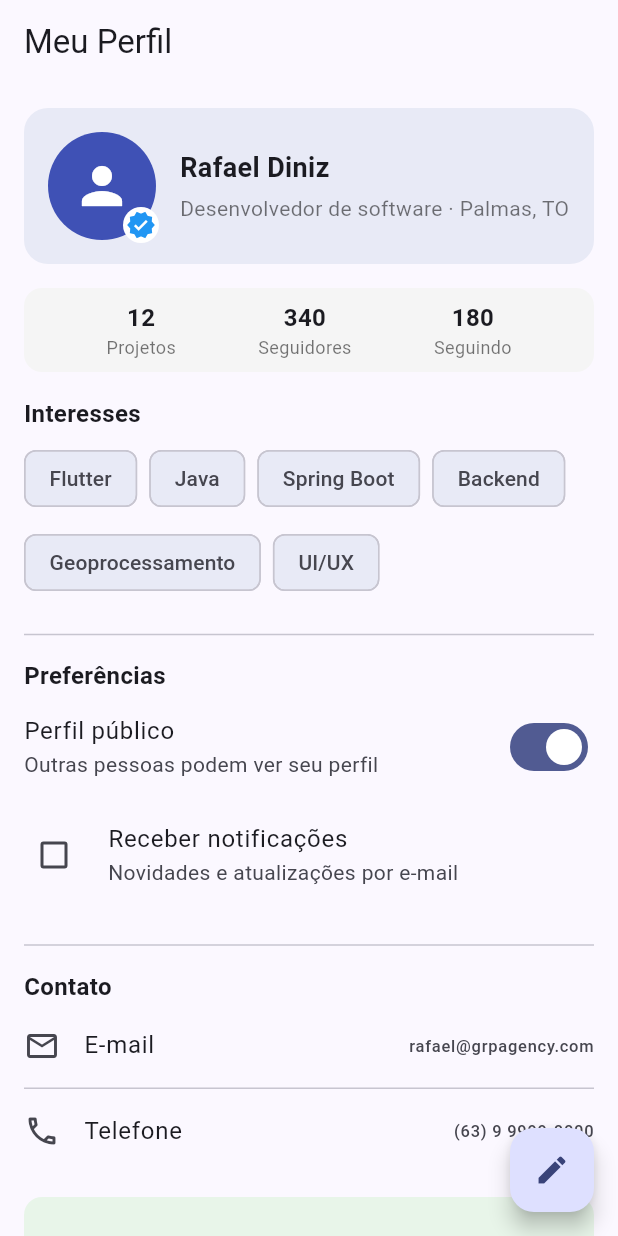
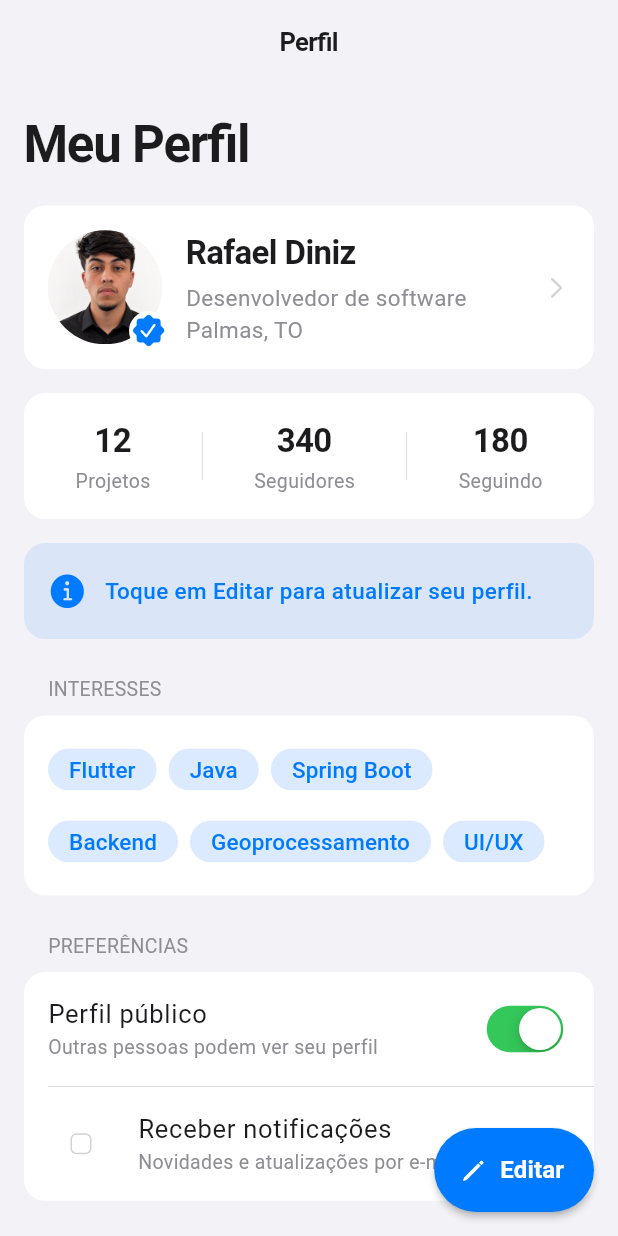
Before and after one commit to rafaelsdiniz/Aula04-Redes-Moveis, a Flutter app: the screen it shows after launch, on a phone screen of 412 x 824 dp. Run offline on Flutter 3.47's test engine with Material 3 defaults, Android fonts, the phone set to English and light mode, and no system bars.

Commit message:
Tela de perfil

```diff
--- a/lib/main.dart
+++ b/lib/main.dart
@@ -6,10 +6,6 @@ void main() {
   runApp(const PerfilApp());
 }
 
-/// Aplicativo da Atividade Aula 04 - Perfil de Usuário.
-///
-/// Como o app possui uma única tela, ela é definida diretamente em `home:`
-/// do [MaterialApp], sem necessidade de rotas nomeadas.
 class PerfilApp extends StatelessWidget {
   const PerfilApp({super.key});
 
@@ -19,8 +15,11 @@ class PerfilApp extends StatelessWidget {
       title: 'Perfil de Usuário',
       debugShowCheckedModeBanner: false,
       theme: ThemeData(
-        colorSchemeSeed: Colors.indigo,
         useMaterial3: true,
+        colorSchemeSeed: const Color(0xFF007AFF),
+        scaffoldBackgroundColor: const Color(0xFFF2F2F7),
+        platform: TargetPlatform.iOS,
+        splashFactory: NoSplash.splashFactory,
       ),
       home: const TelaPerfil(),
     );
--- a/lib/telas/tela_perfil.dart
+++ b/lib/telas/tela_perfil.dart
@@ -1,14 +1,6 @@
+import 'package:flutter/cupertino.dart' show CupertinoIcons;
 import 'package:flutter/material.dart';
 
-/// Tela de Perfil de Usuário
-///
-/// Atividade Aula 04 - Programação para Dispositivos Móveis I
-/// Cobre as 4 fases pedidas:
-///  Fase 1 - SafeArea, SingleChildScrollView, Padding/SizedBox consistentes
-///  Fase 2 - Container+BoxDecoration, Stack, Row (Expanded/Spacer), Wrap
-///  Fase 3 - StatefulWidget, SwitchListTile, CheckboxListTile,
-///           FloatingActionButton, AnimatedContainer
-///  Fase 4 - ListTile, Divider, const
 class TelaPerfil extends StatefulWidget {
   const TelaPerfil({super.key});
 
@@ -17,18 +9,25 @@ class TelaPerfil extends StatefulWidget {
 }
 
 class _TelaPerfilState extends State<TelaPerfil> {
-  // ---- Estado da tela (Fase 3) ----
   bool _perfilPublico = true;
   bool _receberNotificacoes = false;
   bool _modoEdicao = false;
 
-  // Espaçamento único usado na tela inteira (Fase 1 - "repare no detalhe")
   static const double _espacamento = 16;
+
+  static const Color _fundo = Color(0xFFF2F2F7);
+  static const Color _cartao = Colors.white;
+  static const Color _azul = Color(0xFF007AFF);
+  static const Color _verde = Color(0xFF34C759);
+  static const Color _laranja = Color(0xFFFF9500);
+  static const Color _texto = Color(0xFF1C1C1E);
+  static const Color _textoSecundario = Color(0xFF8E8E93);
+  static const Color _separador = Color(0xFFD1D1D6);
+  static const double _raio = 14;
 
   void _alternarModoEdicao() {
     setState(() {
       _modoEdicao = !_modoEdicao;
-      // Efeito visível do FAB: ao sair do modo edição, desliga notificações.
       if (!_modoEdicao) {
         _receberNotificacoes = false;
       }
@@ -38,40 +37,71 @@ class _TelaPerfilState extends State<TelaPerfil> {
   @override
   Widget build(BuildContext context) {
     return Scaffold(
+      backgroundColor: _fundo,
       appBar: AppBar(
-        title: const Text('Meu Perfil'),
+        backgroundColor: _fundo,
+        surfaceTintColor: Colors.transparent,
+        elevation: 0,
+        scrolledUnderElevation: 0,
+        centerTitle: true,
+        title: const Text(
+          'Perfil',
+          style: TextStyle(
+            fontSize: 17,
+            fontWeight: FontWeight.w600,
+            color: _texto,
+            letterSpacing: -0.4,
           ),
-      // ---- Fase 3: FloatingActionButton com efeito visível ----
-      floatingActionButton: FloatingActionButton(
+        ),
+      ),
+      floatingActionButton: FloatingActionButton.extended(
         onPressed: _alternarModoEdicao,
         tooltip: _modoEdicao ? 'Concluir edição' : 'Editar perfil',
-        child: Icon(_modoEdicao ? Icons.check : Icons.edit),
+        backgroundColor: _modoEdicao ? _verde : _azul,
+        foregroundColor: Colors.white,
+        elevation: 2,
+        shape: const StadiumBorder(),
+        icon: Icon(
+          _modoEdicao ? CupertinoIcons.checkmark_alt : CupertinoIcons.pencil,
+          size: 20,
         ),
-      // ---- Fase 1: SafeArea envolvendo a área útil ----
+        label: Text(
+          _modoEdicao ? 'Concluir' : 'Editar',
+          style: const TextStyle(fontSize: 16, fontWeight: FontWeight.w600),
+        ),
+      ),
       body: SafeArea(
-        // ---- Fase 1: rolagem na raiz do corpo ----
         child: SingleChildScrollView(
-          // ---- Fase 1: Padding consistente ----
+          physics: const BouncingScrollPhysics(),
           padding: const EdgeInsets.all(_espacamento),
           child: Column(
             crossAxisAlignment: CrossAxisAlignment.stretch,
             children: [
+              const Text(
+                'Meu Perfil',
+                style: TextStyle(
+                  fontSize: 34,
+                  fontWeight: FontWeight.bold,
+                  color: _texto,
+                  letterSpacing: -0.8,
+                ),
+              ),
+              const SizedBox(height: _espacamento),
               _buildCartaoPerfil(),
               const SizedBox(height: _espacamento),
               _buildEstatisticas(),
               const SizedBox(height: _espacamento),
+              _buildBlocoAnimado(),
+              const SizedBox(height: _espacamento * 1.5),
+              _buildTituloSecao('Interesses'),
               _buildInteresses(),
-              const SizedBox(height: _espacamento),
-              const Divider(),
-              const SizedBox(height: _espacamento / 2),
+              const SizedBox(height: _espacamento * 1.5),
+              _buildTituloSecao('Preferências'),
               _buildPreferencias(),
-              const SizedBox(height: _espacamento),
-              const Divider(),
-              const SizedBox(height: _espacamento / 2),
+              const SizedBox(height: _espacamento * 1.5),
+              _buildTituloSecao('Contato'),
               _buildInformacoesContato(),
-              const SizedBox(height: _espacamento),
-              _buildBlocoAnimado(),
-              const SizedBox(height: _espacamento * 2),
+              const SizedBox(height: _espacamento * 5),
             ],
           ),
         ),
@@ -79,46 +109,72 @@ class _TelaPerfilState extends State<TelaPerfil> {
     );
   }
 
-  /// Fase 2: Container + BoxDecoration (cor de fundo e borderRadius) e
-  /// Stack sobrepondo um selo de "verificado" no avatar.
+  Widget _buildTituloSecao(String titulo) {
+    return Padding(
+      padding: const EdgeInsets.only(
+        left: _espacamento,
+        bottom: _espacamento / 2,
+      ),
+      child: Text(
+        titulo.toUpperCase(),
+        style: const TextStyle(
+          fontSize: 13,
+          color: _textoSecundario,
+          letterSpacing: 0.2,
+        ),
+      ),
+    );
+  }
+
+  BoxDecoration _decoracaoCartao() {
+    return BoxDecoration(
+      color: _cartao,
+      borderRadius: BorderRadius.circular(_raio),
+    );
+  }
+
+  Widget _buildSeparador() {
+    return const Divider(
+      height: 0.5,
+      thickness: 0.5,
+      indent: _espacamento,
+      color: _separador,
+    );
+  }
+
   Widget _buildCartaoPerfil() {
     return Container(
       padding: const EdgeInsets.all(_espacamento),
-      decoration: BoxDecoration(
-        color: Colors.indigo.shade50,
-        borderRadius: BorderRadius.circular(16),
-      ),
+      decoration: _decoracaoCartao(),
       child: Row(
         children: [
-          // ---- Fase 2: Stack sobrepondo camadas em 1 ponto da tela ----
           Stack(
             clipBehavior: Clip.none,
             children: [
               const CircleAvatar(
-                radius: 36,
-                backgroundColor: Colors.indigo,
-                child: Icon(Icons.person, size: 40, color: Colors.white),
+                radius: 38,
+                backgroundColor: _fundo,
+                backgroundImage: AssetImage('assets/imagens/foto_perfil.jpeg'),
               ),
               Positioned(
-                right: -2,
-                bottom: -2,
+                right: -4,
+                bottom: -4,
                 child: Container(
                   padding: const EdgeInsets.all(2),
                   decoration: const BoxDecoration(
-                    color: Colors.white,
+                    color: _cartao,
                     shape: BoxShape.circle,
                   ),
                   child: const Icon(
-                    Icons.verified,
-                    color: Colors.blue,
-                    size: 20,
+                    CupertinoIcons.checkmark_seal_fill,
+                    color: _azul,
+                    size: 22,
                   ),
                 ),
               ),
             ],
           ),
           const SizedBox(width: _espacamento),
-          // ---- Fase 2: Row usando Expanded ----
           Expanded(
             child: Column(
               crossAxisAlignment: CrossAxisAlignment.start,
@@ -126,35 +182,46 @@ class _TelaPerfilState extends State<TelaPerfil> {
               children: const [
                 Text(
                   'Rafael Diniz',
-                  style: TextStyle(fontSize: 18, fontWeight: FontWeight.bold),
+                  style: TextStyle(
+                    fontSize: 22,
+                    fontWeight: FontWeight.w600,
+                    color: _texto,
+                    letterSpacing: -0.4,
+                  ),
                 ),
                 SizedBox(height: 4),
                 Text(
-                  'Desenvolvedor de software · Palmas, TO',
-                  style: TextStyle(color: Colors.black54),
+                  'Desenvolvedor de software',
+                  style: TextStyle(fontSize: 15, color: _textoSecundario),
+                ),
+                Text(
+                  'Palmas, TO',
+                  style: TextStyle(fontSize: 15, color: _textoSecundario),
                 ),
               ],
             ),
           ),
+          const SizedBox(width: _espacamento / 2),
+          const Icon(CupertinoIcons.chevron_right, size: 18, color: _separador),
         ],
       ),
     );
   }
 
-  /// Fase 2: Row com Expanded e Spacer distribuindo estatísticas.
   Widget _buildEstatisticas() {
     return Container(
-      padding: const EdgeInsets.symmetric(vertical: _espacamento / 2),
-      decoration: BoxDecoration(
-        color: Colors.grey.shade100,
-        borderRadius: BorderRadius.circular(12),
-      ),
+      padding: const EdgeInsets.symmetric(vertical: _espacamento),
+      decoration: _decoracaoCartao(),
       child: Row(
         children: [
           const Spacer(),
           _buildEstatisticaItem('12', 'Projetos'),
           const Spacer(),
+          _buildDivisorVertical(),
+          const Spacer(),
           _buildEstatisticaItem('340', 'Seguidores'),
+          const Spacer(),
+          _buildDivisorVertical(),
           const Spacer(),
           _buildEstatisticaItem('180', 'Seguindo'),
           const Spacer(),
@@ -163,20 +230,32 @@ class _TelaPerfilState extends State<TelaPerfil> {
     );
   }
 
+  Widget _buildDivisorVertical() {
+    return Container(width: 0.5, height: 32, color: _separador);
+  }
+
   Widget _buildEstatisticaItem(String valor, String rotulo) {
     return Column(
       mainAxisSize: MainAxisSize.min,
       children: [
         Text(
           valor,
-          style: const TextStyle(fontSize: 16, fontWeight: FontWeight.bold),
+          style: const TextStyle(
+            fontSize: 22,
+            fontWeight: FontWeight.w700,
+            color: _texto,
+            letterSpacing: -0.4,
           ),
-        Text(rotulo, style: const TextStyle(fontSize: 12, color: Colors.black54)),
+        ),
+        const SizedBox(height: 2),
+        Text(
+          rotulo,
+          style: const TextStyle(fontSize: 13, color: _textoSecundario),
+        ),
       ],
     );
   }
 
-  /// Fase 2: Wrap com 3 ou mais etiquetas que quebram de linha.
   Widget _buildInteresses() {
     const interesses = [
       'Flutter',
@@ -187,43 +266,52 @@ class _TelaPerfilState extends State<TelaPerfil> {
       'UI/UX',
     ];
 
-    return Column(
-      crossAxisAlignment: CrossAxisAlignment.start,
-      children: [
-        const Text(
-          'Interesses',
-          style: TextStyle(fontWeight: FontWeight.bold, fontSize: 16),
-        ),
-        const SizedBox(height: _espacamento / 2),
-        Wrap(
+    return Container(
+      padding: const EdgeInsets.all(_espacamento),
+      decoration: _decoracaoCartao(),
+      child: Wrap(
         spacing: 8,
         runSpacing: 8,
         children: interesses
             .map(
               (item) => Chip(
                 label: Text(item),
-                  backgroundColor: Colors.indigo.shade50,
+                labelStyle: const TextStyle(
+                  color: _azul,
+                  fontSize: 15,
+                  fontWeight: FontWeight.w500,
+                ),
+                backgroundColor: _azul.withValues(alpha: 0.12),
+                side: BorderSide.none,
+                shape: const StadiumBorder(),
+                padding: const EdgeInsets.symmetric(horizontal: 6),
+                visualDensity: VisualDensity.compact,
               ),
             )
             .toList(),
       ),
-      ],
     );
   }
 
-  /// Fase 3: SwitchListTile e CheckboxListTile respondendo ao toque.
   Widget _buildPreferencias() {
-    return Column(
-      crossAxisAlignment: CrossAxisAlignment.start,
+    return Container(
+      decoration: _decoracaoCartao(),
+      child: Column(
         children: [
-        const Text(
-          'Preferências',
-          style: TextStyle(fontWeight: FontWeight.bold, fontSize: 16),
+          SwitchListTile.adaptive(
+            contentPadding: const EdgeInsets.symmetric(
+              horizontal: _espacamento,
+              vertical: 2,
             ),
-        SwitchListTile(
-          contentPadding: EdgeInsets.zero,
-          title: const Text('Perfil público'),
-          subtitle: const Text('Outras pessoas podem ver seu perfil'),
+            activeTrackColor: _verde,
+            title: const Text(
+              'Perfil público',
+              style: TextStyle(fontSize: 17, color: _texto),
+            ),
+            subtitle: const Text(
+              'Outras pessoas podem ver seu perfil',
+              style: TextStyle(fontSize: 13, color: _textoSecundario),
+            ),
             value: _perfilPublico,
             onChanged: (valor) {
               setState(() {
@@ -231,11 +319,22 @@ class _TelaPerfilState extends State<TelaPerfil> {
               });
             },
           ),
-        CheckboxListTile(
-          contentPadding: EdgeInsets.zero,
+          _buildSeparador(),
+          CheckboxListTile.adaptive(
+            contentPadding: const EdgeInsets.symmetric(
+              horizontal: _espacamento,
+              vertical: 2,
+            ),
             controlAffinity: ListTileControlAffinity.leading,
-          title: const Text('Receber notificações'),
-          subtitle: const Text('Novidades e atualizações por e-mail'),
+            activeColor: _azul,
+            title: const Text(
+              'Receber notificações',
+              style: TextStyle(fontSize: 17, color: _texto),
+            ),
+            subtitle: const Text(
+              'Novidades e atualizações por e-mail',
+              style: TextStyle(fontSize: 13, color: _textoSecundario),
+            ),
             value: _receberNotificacoes,
             onChanged: (valor) {
               setState(() {
@@ -244,53 +343,109 @@ class _TelaPerfilState extends State<TelaPerfil> {
             },
           ),
         ],
+      ),
     );
   }
 
-  /// Fase 4: ListTile com leading, title e trailing preenchidos.
+  Widget _buildIconeContato(IconData icone, Color cor) {
+    return Container(
+      width: 30,
+      height: 30,
+      decoration: BoxDecoration(
+        color: cor,
+        borderRadius: BorderRadius.circular(7),
+      ),
+      child: Icon(icone, size: 18, color: Colors.white),
+    );
+  }
+
   Widget _buildInformacoesContato() {
-    return Column(
-      crossAxisAlignment: CrossAxisAlignment.start,
+    return Container(
+      decoration: _decoracaoCartao(),
+      child: Column(
         children: [
-        const Text(
-          'Contato',
-          style: TextStyle(fontWeight: FontWeight.bold, fontSize: 16),
+          ListTile(
+            contentPadding: const EdgeInsets.symmetric(
+              horizontal: _espacamento,
             ),
-        const ListTile(
-          contentPadding: EdgeInsets.zero,
-          leading: Icon(Icons.email_outlined),
-          title: Text('E-mail'),
-          trailing: Text('rafael@grpagency.com'),
+            leading: _buildIconeContato(CupertinoIcons.mail_solid, _azul),
+            title: const Text(
+              'E-mail',
+              style: TextStyle(fontSize: 17, color: _texto),
             ),
-        const Divider(height: 1),
-        const ListTile(
-          contentPadding: EdgeInsets.zero,
-          leading: Icon(Icons.phone_outlined),
-          title: Text('Telefone'),
-          trailing: Text('(63) 9 9999-0000'),
+            trailing: _buildValorContato('rafaeldiniz@unitins.br'),
           ),
+          _buildSeparador(),
+          ListTile(
+            contentPadding: const EdgeInsets.symmetric(
+              horizontal: _espacamento,
+            ),
+            leading: _buildIconeContato(CupertinoIcons.phone_fill, _verde),
+            title: const Text(
+              'Telefone',
+              style: TextStyle(fontSize: 17, color: _texto),
+            ),
+            trailing: _buildValorContato('(63) 9 9999-0000'),
+          ),
+        ],
+      ),
+    );
+  }
+
+  Widget _buildValorContato(String valor) {
+    return Row(
+      mainAxisSize: MainAxisSize.min,
+      children: [
+        Text(
+          valor,
+          style: const TextStyle(fontSize: 15, color: _textoSecundario),
+        ),
+        const SizedBox(width: 6),
+        const Icon(CupertinoIcons.chevron_right, size: 16, color: _separador),
       ],
     );
   }
 
-  /// Fase 3: AnimatedContainer ligado ao estado, com duration definido.
   Widget _buildBlocoAnimado() {
     return AnimatedContainer(
       duration: const Duration(milliseconds: 300),
       curve: Curves.easeInOut,
-      padding: const EdgeInsets.all(_espacamento),
+      padding: const EdgeInsets.symmetric(
+        horizontal: _espacamento,
+        vertical: _espacamento * 0.75,
+      ),
       width: double.infinity,
-      height: _modoEdicao ? 100 : 64,
+      height: _modoEdicao ? 92 : 64,
       decoration: BoxDecoration(
-        color: _modoEdicao ? Colors.amber.shade100 : Colors.green.shade50,
-        borderRadius: BorderRadius.circular(12),
+        color: _modoEdicao
+            ? _laranja.withValues(alpha: 0.15)
+            : _azul.withValues(alpha: 0.10),
+        borderRadius: BorderRadius.circular(_raio),
       ),
       alignment: Alignment.centerLeft,
+      child: Row(
+        children: [
+          Icon(
+            _modoEdicao
+                ? CupertinoIcons.pencil_circle_fill
+                : CupertinoIcons.info_circle_fill,
+            color: _modoEdicao ? _laranja : _azul,
+            size: 26,
+          ),
+          const SizedBox(width: _espacamento * 0.75),
+          Expanded(
             child: Text(
               _modoEdicao
-            ? 'Modo de edição ativo: altere suas preferências acima e toque no botão de novo para concluir.'
-            : 'Toque no botão de edição para atualizar seu perfil.',
-        style: const TextStyle(fontWeight: FontWeight.w500),
+                  ? 'Modo de edição ativo: altere suas preferências e toque em Concluir para salvar.'
+                  : 'Toque em Editar para atualizar seu perfil.',
+              style: TextStyle(
+                fontSize: 15,
+                fontWeight: FontWeight.w500,
+                color: _modoEdicao ? const Color(0xFF8A4B00) : _azul,
+              ),
+            ),
+          ),
+        ],
       ),
     );
   }
--- a/pubspec.yaml
+++ b/pubspec.yaml
@@ -57,6 +57,10 @@ flutter:
   # the material Icons class.
   uses-material-design: true
 
+  # Imagens do app (foto de perfil)
+  assets:
+    - assets/imagens/foto_perfil.jpeg
+
   # To add assets to your application, add an assets section, like this:
   # assets:
   #   - images/a_dot_burr.jpeg
```
Also changed, not shown: assets/imagens/foto_perfil.jpeg (added). Lines whose indentation alone changed are shown as unchanged.
